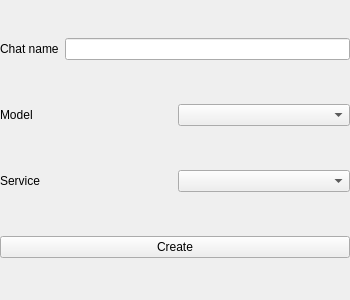
Old version of the form Gems/GenAIFramework/Code/Source/UI/NewChatWidget.ui in the repository RobotecAI/o3de-genai-gems.
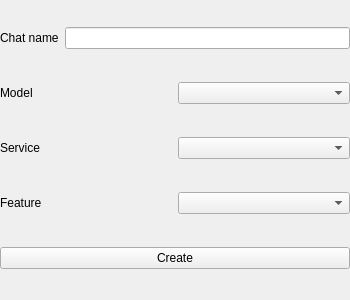
New version of the form.

Commit message: Chat feature

The edit to the form file:
```diff
--- a/Gems/GenAIFramework/Code/Source/UI/NewChatWidget.ui
+++ b/Gems/GenAIFramework/Code/Source/UI/NewChatWidget.ui
@@ -66,15 +66,21 @@
      </layout>
     </item>
     <item>
-  <widget class="QPushButton" name="saveButton">
-   <property name="geometry">
-    <rect>
-     <x>120</x>
-     <y>240</y>
-     <width>89</width>
-     <height>25</height>
-    </rect>
-   </property>
+     <layout class="QHBoxLayout" name="horizontalFeature">
+      <item>
+       <widget class="QLabel" name="label_6">
+        <property name="text">
+         <string>Feature</string>
+        </property>
+       </widget>
+      </item>
+      <item>
+       <widget class="QComboBox" name="features"/>
+      </item>
+     </layout>
+    </item>
+    <item>
+     <widget class="QPushButton" name="saveButton">
    <property name="text">
     <string>Create</string>
    </property>
```
Lines whose indentation alone changed are shown as unchanged. The commit also changes 14 other files.
